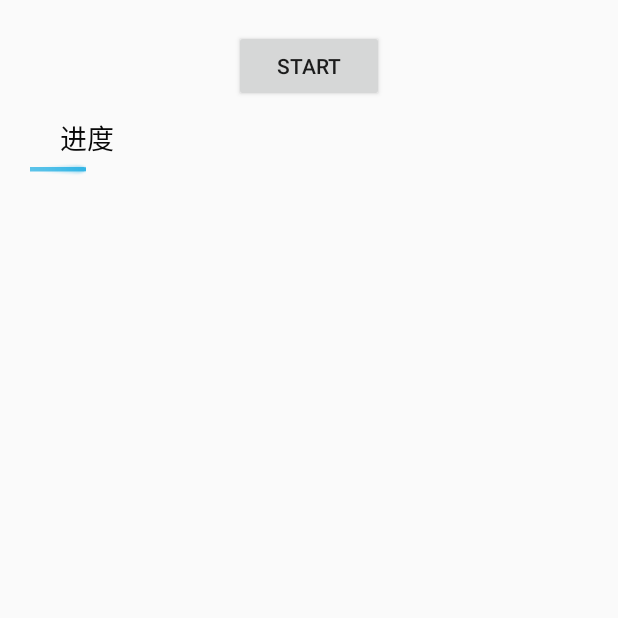
After one commit to TopNine/GrowMe, an Android app: the SessionActivity screen opened directly, with no data from a screen before it, on a phone screen of 412 x 824 dp, the top half of it. The commit adds this screen. Run offline under Robolectric (Android 15) with nearby library versions, the phone set to English and light mode, and no system bars.

Commit message:
[Session]Add recycle view update.

```diff
--- a/app/src/main/AndroidManifest.xml
+++ b/app/src/main/AndroidManifest.xml
@@ -36,6 +36,10 @@
             android:name="grow.share.TestShareActivity"
             android:screenOrientation="portrait"
             android:windowSoftInputMode="adjustResize|stateHidden" />
+        <activity
+            android:name="session.SessionActivity"
+            android:screenOrientation="portrait"
+            android:windowSoftInputMode="adjustResize|stateHidden" />
     </application>
 
 </manifest>
--- a/app/src/main/java/grow/main/MainActivity.java
+++ b/app/src/main/java/grow/main/MainActivity.java
@@ -16,6 +16,7 @@ import grow.listener.OnItemClickListener;
 import grow.photo.DrawBitmapActivity;
 import grow.photo.PhotoActivity;
 import grow.share.TestShareActivity;
+import session.SessionActivity;
 
 public class MainActivity extends Activity {
     private static final String TAG = "UI.MainActivity";
@@ -37,6 +38,7 @@ public class MainActivity extends Activity {
         items.add(new MainEntry.Builder().name("glide load").icon(R.mipmap.ic_launcher).id(1).builder());
         items.add(new MainEntry.Builder().name("draw bitmap").icon(R.mipmap.ic_launcher).id(2).builder());
         items.add(new MainEntry.Builder().name("Test Code").icon(R.mipmap.ic_launcher).id(3).builder());
+        items.add(new MainEntry.Builder().name("RecycleView Update").icon(R.mipmap.ic_launcher).id(4).builder());
 
         mAdapter.setItems(items);
     }
@@ -67,6 +69,9 @@ public class MainActivity extends Activity {
                     case 3:
                         TestShareActivity.startActivity(mContext);
                         break;
+                    case 4:
+                        SessionActivity.startActivity(mContext);
+                        break;
                 }
             }
         });
--- /dev/null
+++ b/app/src/main/java/session/SessionActivity.java
@@ -0,0 +1,93 @@
+package session;
+
+import android.annotation.SuppressLint;
+import android.app.Activity;
+import android.content.Context;
+import android.content.Intent;
+import android.os.Bundle;
+import android.os.Handler;
+import android.os.Message;
+import android.support.v7.widget.LinearLayoutManager;
+import android.support.v7.widget.RecyclerView;
+import android.view.View;
+import android.widget.Button;
+
+import com.flow.grow.R;
+
+import java.util.ArrayList;
+import java.util.List;
+
+import grow.listener.OnItemClickListener;
+
+public class SessionActivity extends Activity {
+    private static final String TAG = "UI.MainActivity";
+
+    private RecyclerView mRecycleView;
+    private SessionAdapter mAdapter;
+    private int mCount;
+
+    public static void startActivity(Context context) {
+        Intent intent = new Intent(context, SessionActivity.class);
+        context.startActivity(intent);
+    }
+
+    @Override
+    protected void onCreate(Bundle savedInstanceState) {
+        super.onCreate(savedInstanceState);
+        setContentView(R.layout.session_activity);
+        initView();
+        initData();
+    }
+
+    private void initData() {
+        List<TransItem> items = new ArrayList<>();
+        TransItem item = new TransItem();
+        item.id = mRecycleView.getId();
+        item.mName = "进度";
+        item.mProgress = 10;
+        items.add(item);
+        mAdapter.setItems(items);
+    }
+
+    private void initView() {
+        Button button = (Button) findViewById(R.id.session_button);
+        button.setOnClickListener(new View.OnClickListener() {
+            @Override
+            public void onClick(View view) {
+                mHandle.sendEmptyMessageDelayed(1, 1000);
+            }
+        });
+        mRecycleView = (RecyclerView) findViewById(R.id.session_recycle_view);
+        LinearLayoutManager manager = new LinearLayoutManager(this);
+        manager.setOrientation(LinearLayoutManager.VERTICAL);
+        mRecycleView.setLayoutManager(manager);
+        mAdapter = new SessionAdapter();
+        mRecycleView.setAdapter(mAdapter);
+        mAdapter.setOnItemClick(new OnItemClickListener() {
+            @Override
+            public void onItemClick(Object item) {
+
+            }
+        });
+    }
+
+    @SuppressLint("HandlerLeak")
+    private Handler mHandle = new Handler() {
+        @Override
+        public void handleMessage(Message msg) {
+            switch (msg.what) {
+                case 1:
+                    if (mCount > 100)
+                        return;
+                    TransItem item = new TransItem();
+                    item.id = mRecycleView.getId();
+                    item.mName = "进度: " + mCount;
+                    item.mProgress = mCount;
+                    mAdapter.updateProgress(item);
+                    mCount += 10;
+                    mHandle.sendEmptyMessageDelayed(1, 1000);
+                    break;
+            }
+        }
+    };
+}
--- /dev/null
+++ b/app/src/main/java/session/SessionAdapter.java
@@ -0,0 +1,103 @@
+package session;
+
+
+import android.support.v7.widget.RecyclerView;
+import android.util.Log;
+import android.view.LayoutInflater;
+import android.view.View;
+import android.view.ViewGroup;
+import android.widget.ProgressBar;
+import android.widget.TextView;
+
+import com.flow.grow.R;
+
+import java.util.ArrayList;
+import java.util.List;
+
+import grow.listener.OnItemClickListener;
+
+public class SessionAdapter extends RecyclerView.Adapter<SessionAdapter.SessionViewHolder> {
+    private static final String TAG = "MainAdapter";
+
+    private OnItemClickListener mListener;
+    private List<TransItem> mItems = new ArrayList<>();
+
+    public void setItems(List<TransItem> items) {
+        mItems.clear();
+        mItems.addAll(items);
+        notifyDataSetChanged();
+    }
+
+    public void updateProgress(TransItem item) {
+        if (mItems.contains(item)) {
+            int index = mItems.indexOf(item);
+            notifyItemChanged(index, item);
+        }
+    }
+
+    public void setOnItemClick(OnItemClickListener listener) {
+        this.mListener = listener;
+    }
+
+    @Override
+    public SessionViewHolder onCreateViewHolder(ViewGroup parent, int viewType) {
+        View itemView = LayoutInflater.from(parent.getContext()).inflate(R.layout.session_item, parent, false);
+        return new SessionViewHolder(itemView);
+    }
+
+    @Override
+    public void onBindViewHolder(SessionViewHolder holder, int position) {
+        TransItem item = mItems.get(position);
+        holder.bindModel(item);
+    }
+
+    @Override
+    public void onBindViewHolder(SessionViewHolder holder, int position, List<Object> payloads) {
+        Log.i(TAG, "-------payloads: " + payloads.size());
+        if (payloads.isEmpty()) {
+            onBindViewHolder(holder, position);
+        } else {
+            TransItem item = (TransItem) payloads.get(0);
+            updateProgress(holder, item);
+        }
+    }
+
+    @Override
+    public int getItemCount() {
+        return mItems.size();
+    }
+
+    public class SessionViewHolder extends RecyclerView.ViewHolder {
+        public TextView nameView;
+        public ProgressBar mProgressView;
+
+        public SessionViewHolder(View itemView) {
+            super(itemView);
+            initView(itemView);
+        }
+
+        private void initView(View itemView) {
+            nameView = (TextView) itemView.findViewById(R.id.session_item_name);
+            mProgressView = (ProgressBar) itemView.findViewById(R.id.session_progress_bar);
+        }
+
+        public void bindModel(final TransItem item) {
+            if (item == null)
+                return;
+
+            nameView.setText(item.mName);
+            mProgressView.setProgress(item.mProgress);
+            itemView.setOnClickListener(new View.OnClickListener() {
+                @Override
+                public void onClick(View v) {
+                    if (mListener != null)
+                        mListener.onItemClick(item);
+                }
+            });
+        }
+    }
+
+    private void updateProgress(SessionViewHolder holder, TransItem item) {
+        holder.mProgressView.setProgress(item.mProgress);
+    }
+}
--- /dev/null
+++ b/app/src/main/java/session/TransItem.java
@@ -0,0 +1,22 @@
+package session;
+
+public class TransItem {
+    public int id;
+    public String mName;
+    public int mProgress;
+
+    @Override
+    public boolean equals(Object o) {
+        if (this == o) return true;
+        if (o == null || getClass() != o.getClass()) return false;
+
+        TransItem item = (TransItem) o;
+
+        return id == item.id;
+    }
+
+    @Override
+    public int hashCode() {
+        return id;
+    }
+}
--- /dev/null
+++ b/app/src/main/res/layout/session_activity.xml
@@ -0,0 +1,24 @@
+<?xml version="1.0" encoding="utf-8"?>
+<LinearLayout xmlns:android="http://schemas.android.com/apk/res/android"
+    xmlns:tools="http://schemas.android.com/tools"
+    android:layout_width="match_parent"
+    android:layout_height="match_parent"
+    android:orientation="vertical"
+    android:paddingBottom="20dp"
+    android:paddingTop="20dp"
+    tools:context="session.SessionActivity">
+
+    <Button
+        android:id="@+id/session_button"
+        android:layout_width="100dp"
+        android:layout_height="wrap_content"
+        android:layout_gravity="center_horizontal"
+        android:text="Start" />
+
+    <android.support.v7.widget.RecyclerView
+        android:id="@+id/session_recycle_view"
+        android:layout_width="match_parent"
+        android:layout_height="match_parent"
+        android:scrollbars="none" />
+
+</LinearLayout>
--- /dev/null
+++ b/app/src/main/res/layout/session_item.xml
@@ -0,0 +1,28 @@
+<?xml version="1.0" encoding="utf-8"?>
+<LinearLayout xmlns:android="http://schemas.android.com/apk/res/android"
+    android:layout_width="match_parent"
+    android:layout_height="wrap_content"
+    android:gravity="center_vertical"
+    android:orientation="vertical"
+    android:paddingBottom="10dp"
+    android:background="?android:attr/selectableItemBackground"
+    android:paddingLeft="20dp"
+    android:paddingRight="20dp"
+    android:paddingTop="10dp">
+
+    <TextView
+        android:id="@+id/session_item_name"
+        android:layout_width="wrap_content"
+        android:layout_height="wrap_content"
+        android:layout_marginLeft="20dp"
+        android:layout_marginStart="20dp"
+        android:textColor="#080808"
+        android:textSize="18sp" />
+
+    <ProgressBar
+        android:id="@+id/session_progress_bar"
+        android:layout_width="match_parent"
+        android:layout_height="wrap_content"
+        android:progress="10"
+        style="@android:style/Widget.Holo.ProgressBar.Horizontal"/>
+</LinearLayout>
```
